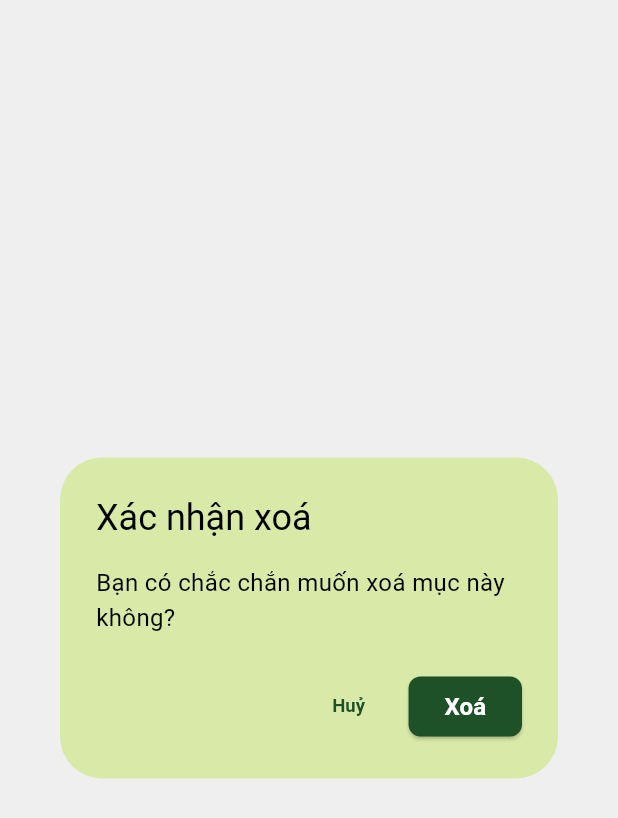
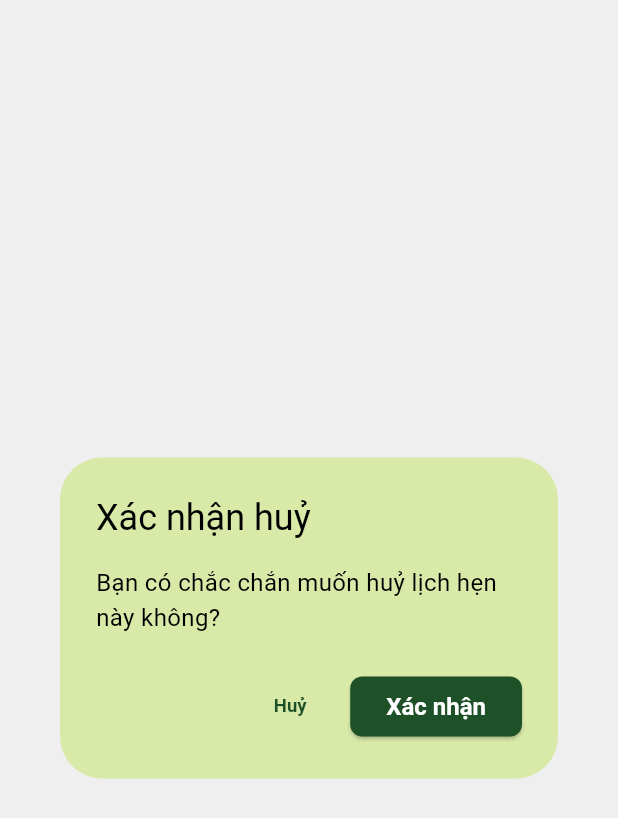
Before and after one commit to chuthimai/hospital_app, a Flutter app: the ConfirmDeleteDialog widget shown alone on an empty page, opened directly, on a phone screen of 412 x 824 dp. Shown: the top 818 px of the screen. Run offline on Flutter 3.47's test engine with Material 3 defaults, Android fonts, the phone set to English and light mode, and no system bars; our stand-ins replace dio, dropdown_search, firebase_core, firebase_messaging, flutter_bloc, flutter_local_notifications and 6 more; accounts and stored records are empty; generated files the repository leaves out were written again.

Commit message:
sửa một chút giao diện

```diff
--- a/lib/share/widgets/confirm_delete_dialog.dart
+++ b/lib/share/widgets/confirm_delete_dialog.dart
@@ -5,6 +5,7 @@
   final String message;
   final VoidCallback onConfirm;
   final VoidCallback? onCancel;
+  final String textConfirm;
 
   const ConfirmDeleteDialog({
     super.key,
@@ -12,6 +13,7 @@
     this.message = "Bạn có chắc chắn muốn xoá mục này không?",
     required this.onConfirm,
     this.onCancel,
+    this.textConfirm = "Xoá"
   });
 
   @override
@@ -32,7 +34,7 @@
             Navigator.of(context).pop();
             onConfirm();
           },
-          child: const Text("Xoá"),
+          child: Text(textConfirm),
         ),
       ],
     );
```
Also changed, not shown: lib/features/appointment/presentation/widgets/appointmenst_view.dart (+14 -5 lines).
